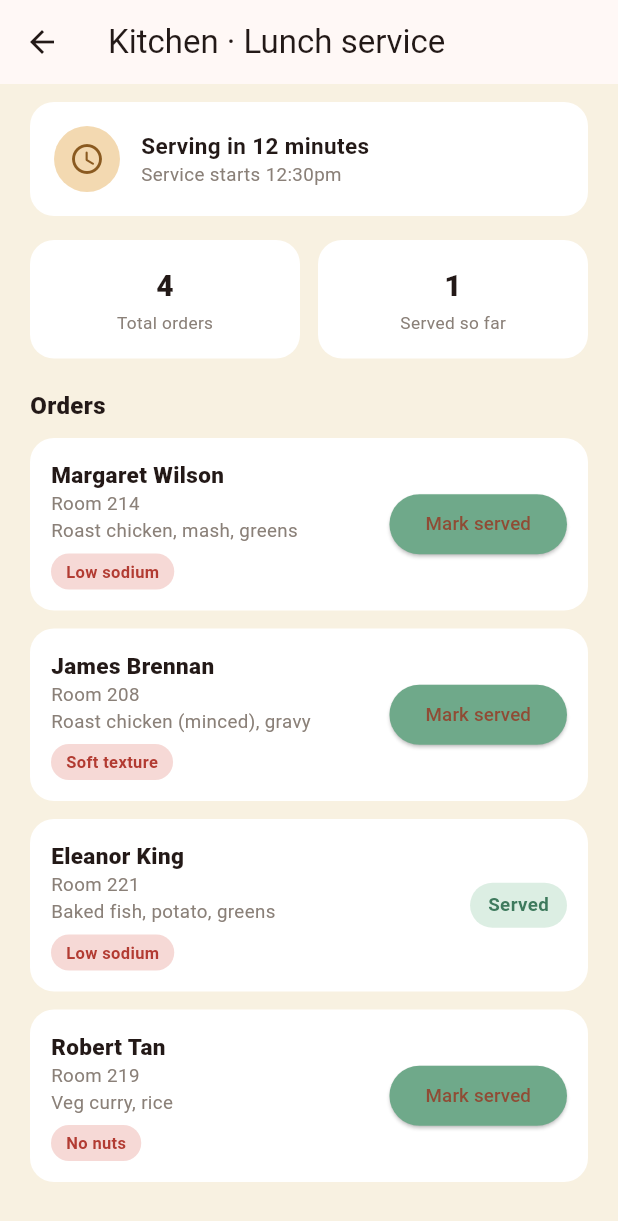
After one commit to binayakgc/Meal4U, a Flutter app: the KitchenDashboardScreen screen opened directly, on a phone screen of 412 x 824 dp. The commit adds this screen. Shown: the top 1221 px of the screen. Run offline on Flutter 3.47's test engine with Material 3 defaults, Android fonts, the phone set to English and light mode, and no system bars.

Commit message:
Add Kitchen dashboard: orders, countdown, Mark served toggle

```diff
--- a/lib/screens/auth/staff_login_screen.dart
+++ b/lib/screens/auth/staff_login_screen.dart
@@ -1,8 +1,10 @@
 import 'package:flutter/material.dart';
 import 'package:provider/provider.dart';
+
 import '../../app_state.dart';
 import '../../theme.dart';
 import '../carer/carer_dashboard_screen.dart';
+import '../kitchen/kitchen_dashboard_screen.dart';
 
 class StaffLoginScreen extends StatefulWidget {
   const StaffLoginScreen({super.key});
@@ -24,18 +26,17 @@ class _StaffLoginScreenState extends State<StaffLoginScreen> {
   }
 
   void _login() {
-  context.read<AppState>().staffRole = _role;
-  if (_role == StaffRole.carer) {
-    Navigator.of(context).push(
-      MaterialPageRoute(builder: (_) => const CarerDashboardScreen()),
-    );
-  } else {
-    final label = 'Kitchen dashboard';
-    Navigator.of(context).push(
-      MaterialPageRoute(builder: (_) => Scaffold(body: Center(child: Text('$label goes here next')))),
-    );
+    context.read<AppState>().staffRole = _role;
+    if (_role == StaffRole.carer) {
+      Navigator.of(
+        context,
+      ).push(MaterialPageRoute(builder: (_) => const CarerDashboardScreen()));
+    } else {
+      Navigator.of(
+        context,
+      ).push(MaterialPageRoute(builder: (_) => const KitchenDashboardScreen()));
+    }
   }
-}
 
   @override
   Widget build(BuildContext context) {
@@ -49,16 +50,29 @@ class _StaffLoginScreenState extends State<StaffLoginScreen> {
               const SizedBox(height: 24),
               const Text(
                 'Meal4U',
-                style: TextStyle(color: AppColors.primary, fontSize: 26, fontWeight: FontWeight.w800),
+                style: TextStyle(
+                  color: AppColors.primary,
+                  fontSize: 26,
+                  fontWeight: FontWeight.w800,
+                ),
               ),
               const SizedBox(height: 24),
-              const Text('Staff login', style: TextStyle(fontSize: 24, fontWeight: FontWeight.w800)),
+              const Text(
+                'Staff login',
+                style: TextStyle(fontSize: 24, fontWeight: FontWeight.w800),
+              ),
               const SizedBox(height: 6),
-              const Text('Sign in to manage meals', style: TextStyle(color: AppColors.subtext)),
+              const Text(
+                'Sign in to manage meals',
+                style: TextStyle(color: AppColors.subtext),
+              ),
               const SizedBox(height: 22),
               Container(
                 padding: const EdgeInsets.all(4),
-                decoration: BoxDecoration(color: AppColors.neutralChipBg, borderRadius: BorderRadius.circular(30)),
+                decoration: BoxDecoration(
+                  color: AppColors.neutralChipBg,
+                  borderRadius: BorderRadius.circular(30),
+                ),
                 child: Row(
                   children: [
                     Expanded(child: _roleSegment('Carer', StaffRole.carer)),
@@ -67,11 +81,17 @@ class _StaffLoginScreenState extends State<StaffLoginScreen> {
                 ),
               ),
               const SizedBox(height: 22),
-              const Text('Staff ID', style: TextStyle(fontWeight: FontWeight.w700)),
+              const Text(
+                'Staff ID',
+                style: TextStyle(fontWeight: FontWeight.w700),
+              ),
               const SizedBox(height: 8),
               TextField(controller: _idController),
               const SizedBox(height: 18),
-              const Text('Password', style: TextStyle(fontWeight: FontWeight.w700)),
+              const Text(
+                'Password',
+                style: TextStyle(fontWeight: FontWeight.w700),
+              ),
               const SizedBox(height: 8),
               TextField(controller: _passwordController, obscureText: true),
               const SizedBox(height: 26),
@@ -80,7 +100,10 @@ class _StaffLoginScreenState extends State<StaffLoginScreen> {
               Center(
                 child: TextButton(
                   onPressed: () => Navigator.of(context).pop(),
-                  child: const Text('Resident? Use resident login', style: TextStyle(color: AppColors.subtext)),
+                  child: const Text(
+                    'Resident? Use resident login',
+                    style: TextStyle(color: AppColors.subtext),
+                  ),
                 ),
               ),
             ],
@@ -104,7 +127,10 @@ class _StaffLoginScreenState extends State<StaffLoginScreen> {
         alignment: Alignment.center,
         child: Text(
           label,
-          style: TextStyle(color: selected ? Colors.white : AppColors.ink, fontWeight: FontWeight.w700),
+          style: TextStyle(
+            color: selected ? Colors.white : AppColors.ink,
+            fontWeight: FontWeight.w700,
+          ),
         ),
       ),
     );
--- /dev/null
+++ b/lib/screens/kitchen/kitchen_dashboard_screen.dart
@@ -0,0 +1,141 @@
+import 'package:flutter/material.dart';
+import '../../theme.dart';
+
+class KitchenOrder {
+  KitchenOrder({required this.name, required this.room, required this.items, required this.tag, this.served = false});
+  final String name;
+  final String room;
+  final String items;
+  final String tag;
+  bool served;
+}
+
+class KitchenDashboardScreen extends StatefulWidget {
+  const KitchenDashboardScreen({super.key});
+
+  @override
+  State<KitchenDashboardScreen> createState() => _KitchenDashboardScreenState();
+}
+
+class _KitchenDashboardScreenState extends State<KitchenDashboardScreen> {
+  final List<KitchenOrder> _orders = [
+    KitchenOrder(name: 'Margaret Wilson', room: 'Room 214', items: 'Roast chicken, mash, greens', tag: 'Low sodium'),
+    KitchenOrder(name: 'James Brennan', room: 'Room 208', items: 'Roast chicken (minced), gravy', tag: 'Soft texture'),
+    KitchenOrder(name: 'Eleanor King', room: 'Room 221', items: 'Baked fish, potato, greens', tag: 'Low sodium', served: true),
+    KitchenOrder(name: 'Robert Tan', room: 'Room 219', items: 'Veg curry, rice', tag: 'No nuts'),
+  ];
+
+  @override
+  Widget build(BuildContext context) {
+    final servedCount = _orders.where((o) => o.served).length;
+    return Scaffold(
+      appBar: AppBar(title: const Text('Kitchen · Lunch service')),
+      body: SafeArea(
+        top: false,
+        child: ListView(
+          padding: const EdgeInsets.fromLTRB(20, 12, 20, 20),
+          children: [
+            Container(
+              width: double.infinity,
+              padding: const EdgeInsets.all(16),
+              decoration: BoxDecoration(color: AppColors.card, borderRadius: BorderRadius.circular(16)),
+              child: Row(
+                children: [
+                  Container(
+                    width: 44,
+                    height: 44,
+                    decoration: const BoxDecoration(color: AppColors.cautionBg, shape: BoxShape.circle),
+                    child: const Icon(Icons.access_time_rounded, color: AppColors.cautionText),
+                  ),
+                  const SizedBox(width: 14),
+                  const Expanded(
+                    child: Column(
+                      crossAxisAlignment: CrossAxisAlignment.start,
+                      children: [
+                        Text('Serving in 12 minutes', style: TextStyle(fontWeight: FontWeight.w700, fontSize: 15)),
+                        Text('Service starts 12:30pm', style: TextStyle(color: AppColors.subtext, fontSize: 12.5)),
+                      ],
+                    ),
+                  ),
+                ],
+              ),
+            ),
+            const SizedBox(height: 16),
+            Row(
+              children: [
+                Expanded(child: _StatTile(count: '${_orders.length}', label: 'Total orders')),
+                const SizedBox(width: 12),
+                Expanded(child: _StatTile(count: '$servedCount', label: 'Served so far')),
+              ],
+            ),
+            const SizedBox(height: 20),
+            const Text('Orders', style: TextStyle(fontWeight: FontWeight.w800, fontSize: 16)),
+            const SizedBox(height: 10),
+            for (final order in _orders) _OrderCard(order: order, onToggle: () => setState(() => order.served = !order.served)),
+          ],
+        ),
+      ),
+    );
+  }
+}
+
+class _StatTile extends StatelessWidget {
+  const _StatTile({required this.count, required this.label});
+  final String count;
+  final String label;
+
+  @override
+  Widget build(BuildContext context) {
+    return Container(
+      padding: const EdgeInsets.symmetric(vertical: 16),
+      decoration: BoxDecoration(color: AppColors.card, borderRadius: BorderRadius.circular(16)),
+      child: Column(
+        children: [
+          Text(count, style: const TextStyle(fontSize: 20, fontWeight: FontWeight.w800)),
+          const SizedBox(height: 2),
+          Text(label, style: const TextStyle(color: AppColors.subtext, fontSize: 11.5)),
+        ],
+      ),
+    );
+  }
+}
+
+class _OrderCard extends StatelessWidget {
+  const _OrderCard({required this.order, required this.onToggle});
+  final KitchenOrder order;
+  final VoidCallback onToggle;
+
+  @override
+  Widget build(BuildContext context) {
+    return Container(
+      margin: const EdgeInsets.only(bottom: 12),
+      padding: const EdgeInsets.all(14),
+      decoration: BoxDecoration(color: AppColors.card, borderRadius: BorderRadius.circular(16)),
+      child: Row(
+        children: [
+          Expanded(
+            child: Column(
+              crossAxisAlignment: CrossAxisAlignment.start,
+              children: [
+                Text(order.name, style: const TextStyle(fontWeight: FontWeight.w800, fontSize: 15)),
+                Text(order.room, style: const TextStyle(color: AppColors.subtext, fontSize: 12.5)),
+                Text(order.items, style: const TextStyle(color: AppColors.subtext, fontSize: 12.5)),
+                const SizedBox(height: 6),
+                Tag(order.tag, bg: AppColors.warnBg, fg: AppColors.warnText, dense: true),
+              ],
+            ),
+          ),
+          const SizedBox(width: 8),
+          if (order.served)
+            const Tag('Served', bg: AppColors.successBg, fg: AppColors.successText)
+          else
+            ElevatedButton(
+              style: ElevatedButton.styleFrom(backgroundColor: AppColors.success),
+              onPressed: onToggle,
+              child: const Text('Mark served', style: TextStyle(fontSize: 12.5)),
+            ),
+        ],
+      ),
+    );
+  }
+}
```
